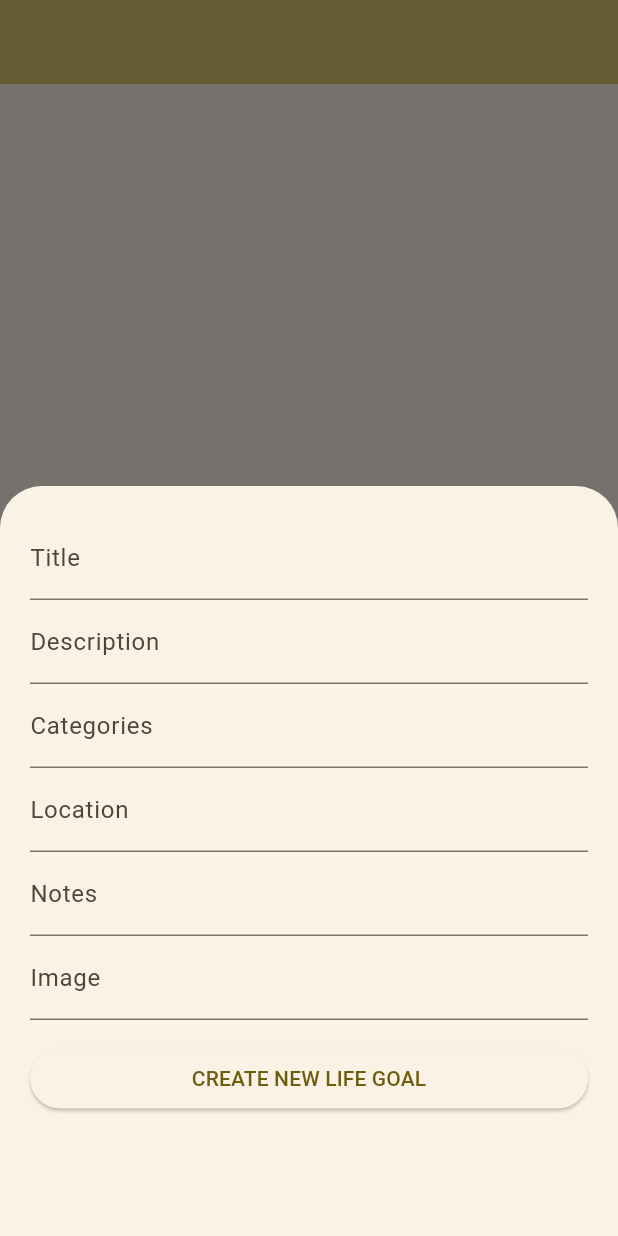
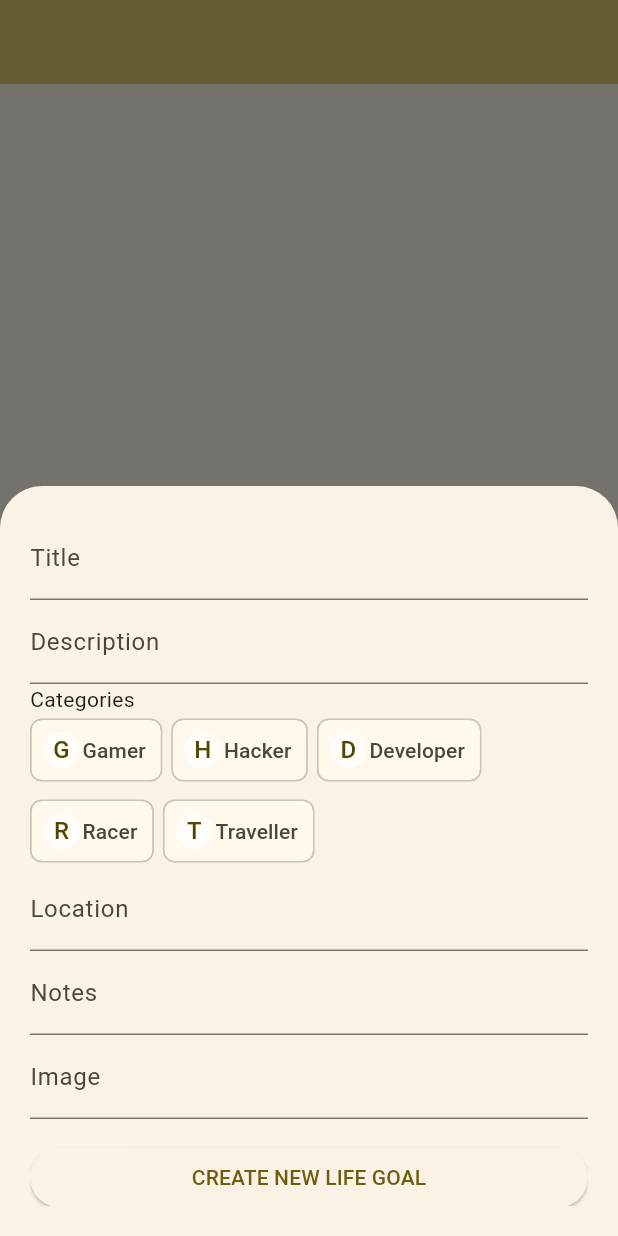
Before and after one commit to Biowulf21/Diem-Bucketlist, a Flutter app: the screen it shows once a user with an empty profile is signed in, after a tap on the "add" icon, on a phone screen of 412 x 824 dp. Run offline on Flutter 3.47's test engine with Material 2 defaults, Android fonts, the phone set to English and light mode, and no system bars; our stand-ins replace cloud_firestore, firebase_auth, firebase_core; accounts and stored records are empty.

Commit message:
Replaced textformfield with chiplist

```diff
--- a/lib/main.dart
+++ b/lib/main.dart
@@ -129,10 +129,8 @@ class _MyHomePageState extends State<MyHomePage> {
                   decoration: const InputDecoration(
                       label: Text("Description"), hintMaxLines: 4),
                 ),
-                TextFormField(
-                  decoration: const InputDecoration(
-                      label: Text("Categories"), hintMaxLines: 4),
-                ),
+                Text("Categories"),
+                _chipList(),
                 TextFormField(
                   decoration: const InputDecoration(
                       label: Text("Location"), hintMaxLines: 4),
```
